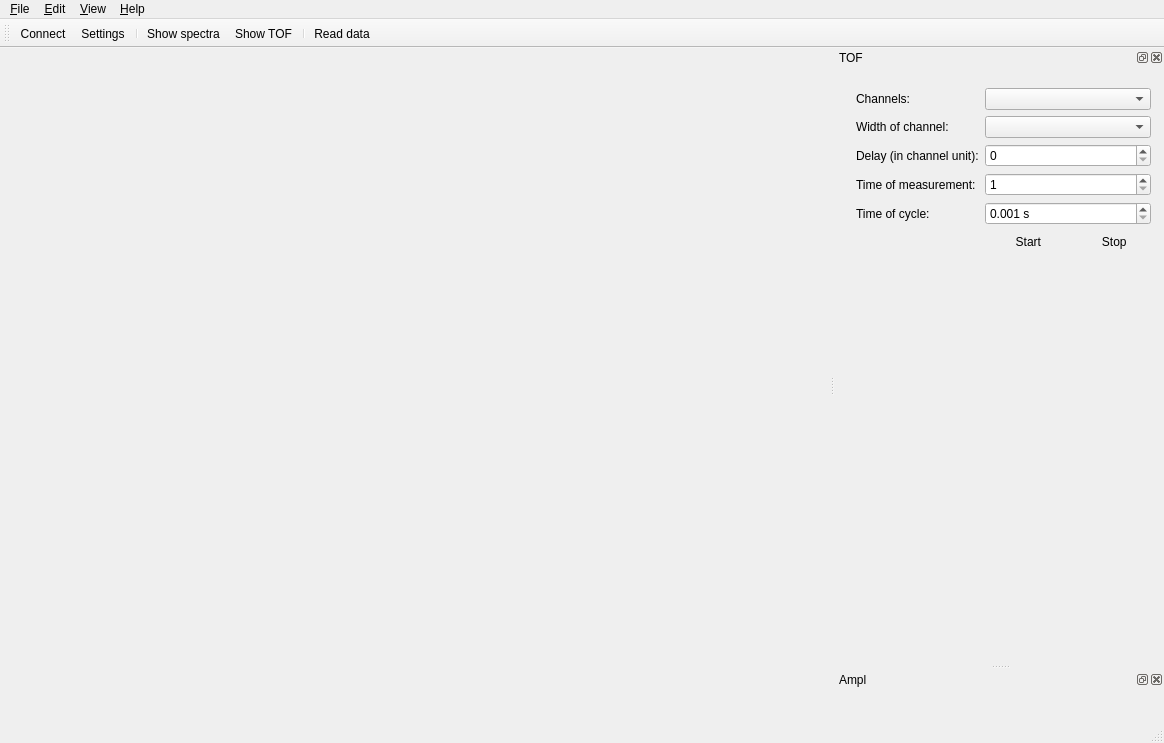
First picture: the form in ui/spectrometer-client/mainwindow.ui, repository tre3k/spectrometer, before the edit.
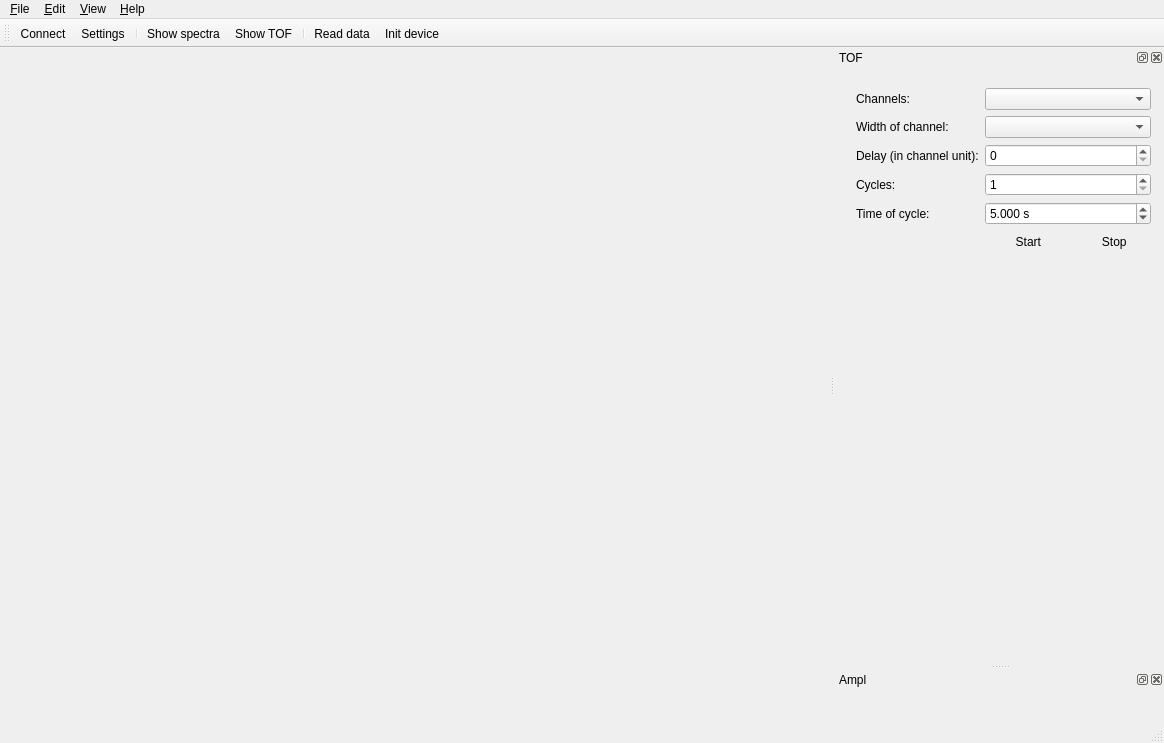
Second picture: the form after the edit. Icons and pictures are not drawn.

```diff
--- a/ui/spectrometer-client/mainwindow.ui
+++ b/ui/spectrometer-client/mainwindow.ui
@@ -80,6 +80,7 @@
    <addaction name="actionTOF"/>
    <addaction name="separator"/>
    <addaction name="actionRead_data"/>
+   <addaction name="actionInit_device"/>
   </widget>
   <widget class="QStatusBar" name="statusBar"/>
   <widget class="QDockWidget" name="dockWidgetTOF">
@@ -135,7 +136,7 @@
       <item row="3" column="0">
        <widget class="QLabel" name="label_3">
         <property name="text">
-         <string>Time of measurement:</string>
+         <string>Cycles:</string>
         </property>
        </widget>
       </item>
@@ -186,6 +187,9 @@
         <property name="maximum">
          <double>1000000.000000000000000</double>
         </property>
+        <property name="value">
+         <double>5.000000000000000</double>
+        </property>
        </widget>
       </item>
       <item row="5" column="1">
@@ -329,6 +333,11 @@
     <string>Read data from memory</string>
    </property>
   </action>
+  <action name="actionInit_device">
+   <property name="text">
+    <string>Init device</string>
+   </property>
+  </action>
  </widget>
  <layoutdefault spacing="6" margin="11"/>
  <resources>
```
